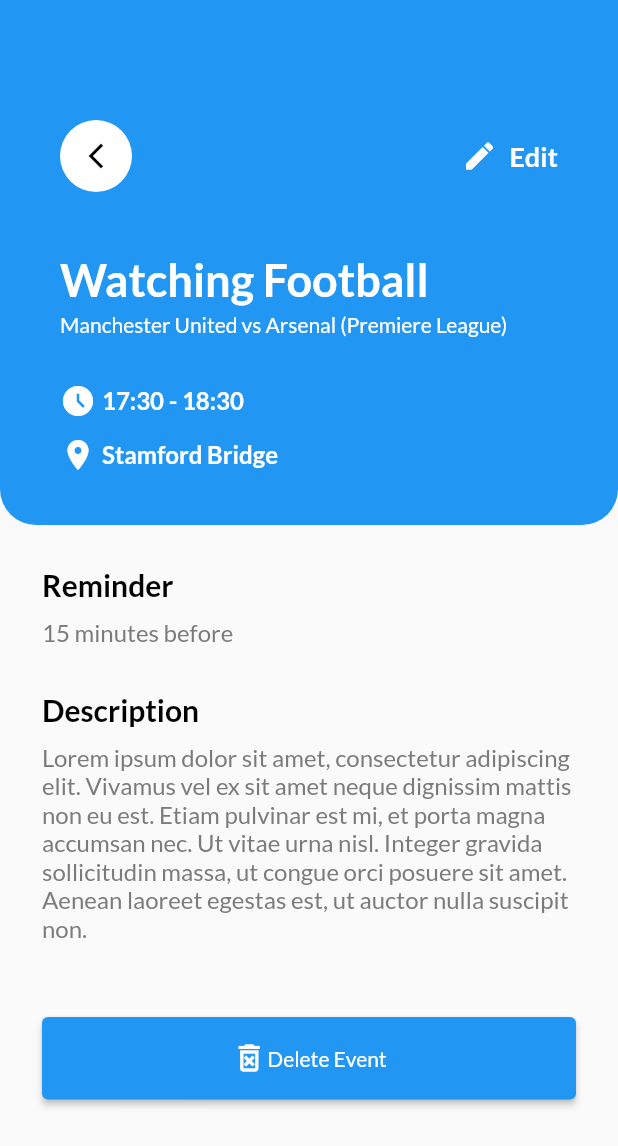
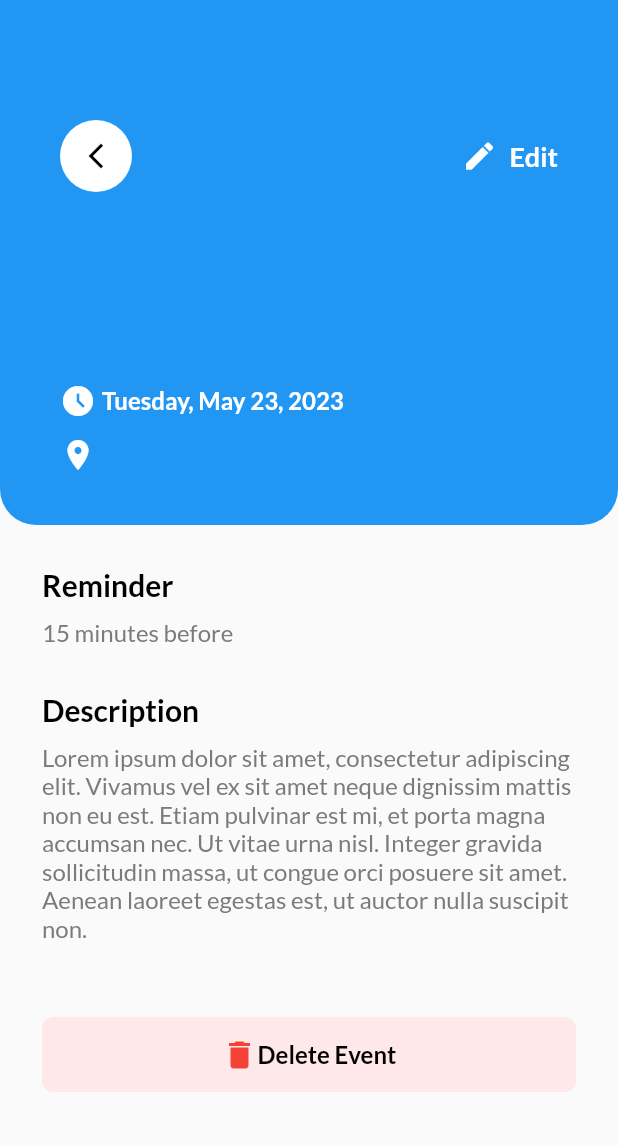
Before and after one commit to l1katgamedev/aliftech_test, a Flutter app: the DetailScreen screen opened directly with empty values, on a phone screen of 412 x 824 dp. Shown: the top 1146 px of the screen. Run offline on Flutter 3.47's test engine with Material 2 defaults, Android fonts, the phone set to English and light mode, and no system bars; our stand-ins replace flutter_bloc, google_fonts, sqflite; accounts and stored records are empty.

Commit message:
third commit

```diff
--- a/lib/core/utils.dart
+++ b/lib/core/utils.dart
@@ -6,7 +6,6 @@
   }
 }
 
-
-void abc (DateTime other) {
+void abc(DateTime other) {
   log("${other.year}");
 }
--- a/lib/presentation/blocs/home/home_bloc.dart
+++ b/lib/presentation/blocs/home/home_bloc.dart
@@ -18,7 +18,7 @@
 
         emit(LoadedHomeState(response));
       } catch (e, s) {
-        logger.e('Error during with createEvent $e $s');
+        logger.e('Error during loading Events $e $s');
         emit(ErrorHomeState(e.toString()));
       }
     });
--- a/lib/presentation/screens/detail_screen.dart
+++ b/lib/presentation/screens/detail_screen.dart
@@ -5,6 +5,7 @@
 import 'package:aliftech_test/presentation/blocs/home/home_bloc.dart';
 import 'package:flutter/material.dart';
 import 'package:flutter_bloc/flutter_bloc.dart';
+import 'package:intl/intl.dart';
 
 class DetailScreen extends StatefulWidget {
   final DayEvent item;
@@ -28,7 +29,7 @@
           }
 
           if (state is ErrorDeleteEventState) {
-            log("${'Error delete event'}");
+            log('Error on deleting event');
           }
         },
         child: SafeArea(
@@ -64,8 +65,8 @@
                             onPressed: () => Navigator.pop(context),
                           ),
                         ),
-                        const Row(
-                          children: [
+                        Row(
+                          children: const [
                             Icon(
                               Icons.edit,
                               color: Colors.white,
@@ -80,42 +81,42 @@
                       ],
                     ),
                     const SizedBox(height: 40),
-                    const Column(
+                    Column(
                       crossAxisAlignment: CrossAxisAlignment.start,
                       children: [
                         Text(
-                          'Watching Football ',
-                          style: TextStyle(
+                          widget.item.name,
+                          style: const TextStyle(
                             fontSize: 30,
                             fontWeight: FontWeight.w700,
                             color: Colors.white,
                           ),
                         ),
-                        SizedBox(height: 4),
+                        const SizedBox(height: 4),
                         Text(
-                          'Manchester United vs Arsenal (Premiere League)',
-                          style: TextStyle(
+                          widget.item.description,
+                          style: const TextStyle(
                             fontSize: 14,
                             fontWeight: FontWeight.w400,
                             color: Colors.white,
                           ),
                         ),
-                        SizedBox(height: 30),
+                        const SizedBox(height: 30),
                         Column(
                           mainAxisAlignment: MainAxisAlignment.start,
                           crossAxisAlignment: CrossAxisAlignment.start,
                           children: [
                             Row(
                               children: [
-                                Icon(
+                                const Icon(
                                   Icons.access_time_filled_sharp,
                                   size: 24,
                                   color: Colors.white,
                                 ),
-                                SizedBox(width: 4),
+                                const SizedBox(width: 4),
                                 Text(
-                                  '17:30 - 18:30',
-                                  style: TextStyle(
+                                  DateFormat('EEEE, MMM d, yyyy').format(widget.item.dateTime),
+                                  style: const TextStyle(
                                     fontSize: 16,
                                     fontWeight: FontWeight.w600,
                                     color: Colors.white,
@@ -123,18 +124,18 @@
                                 ),
                               ],
                             ),
-                            SizedBox(height: 12),
+                            const SizedBox(height: 12),
                             Row(
                               children: [
-                                Icon(
+                                const Icon(
                                   Icons.location_on,
                                   size: 24,
                                   color: Colors.white,
                                 ),
-                                SizedBox(width: 4),
+                                const SizedBox(width: 4),
                                 Text(
-                                  'Stamford Bridge',
-                                  style: TextStyle(
+                                  widget.item.location,
+                                  style: const TextStyle(
                                     fontSize: 16,
                                     fontWeight: FontWeight.w600,
                                     color: Colors.white,
@@ -192,25 +193,42 @@
                     const SizedBox(height: 50),
                     BlocBuilder<EventBloc, EventState>(
                       builder: (context, state) {
-                        return SizedBox(
-                          height: 55.0,
+                        return Container(
+                          height: 50,
+                          width: double.infinity,
+                          decoration: BoxDecoration(
+                            borderRadius: BorderRadius.circular(8),
+                            color: const Color(0xFFFEE8E9),
+                          ),
                           child: ElevatedButton(
                             onPressed: state is DeletingEventState
                                 ? null
                                 : () {
                                     BlocProvider.of<EventBloc>(context).add(DeleteEvent(widget.item.id));
                                   },
+                            style: ElevatedButton.styleFrom(
+                                elevation: 0,
+                                backgroundColor: const Color(0xFFFEE8E9),
+                                shape: RoundedRectangleBorder(borderRadius: BorderRadius.circular(8))),
                             child: state is DeletingEventState
                                 ? const Center(
                                     child: CircularProgressIndicator(),
                                   )
-                                : const Row(
+                                : Row(
                                     mainAxisAlignment: MainAxisAlignment.center,
-                                    children: [
+                                    children: const [
                                       Icon(
-                                        Icons.delete_forever_outlined,
+                                        Icons.delete,
+                                        color: Colors.red,
                                       ),
-                                      Text('Delete Event'),
+                                      Text(
+                                        'Delete Event',
+                                        style: TextStyle(
+                                          fontWeight: FontWeight.w600,
+                                          fontSize: 16,
+                                          color: Colors.black,
+                                        ),
+                                      ),
                                     ],
                                   ),
                           ),
--- a/lib/presentation/screens/event_screen.dart
+++ b/lib/presentation/screens/event_screen.dart
@@ -245,7 +245,7 @@
                       ),
                     ],
                   ),
-                  const SizedBox(height: 100),
+                  SizedBox(height: 40,),
                   BlocBuilder<EventBloc, EventState>(
                     builder: (context, state) {
                       return Container(
@@ -279,7 +279,9 @@
                                   child: SizedBox(
                                   width: 20,
                                   height: 20,
-                                  child: CircularProgressIndicator(),
+                                  child: CircularProgressIndicator(
+                                    color: Colors.white,
+                                  ),
                                 ))
                               : const Text(
                                   'Add',
--- a/lib/presentation/widgets/color_picker.dart
+++ b/lib/presentation/widgets/color_picker.dart
@@ -50,12 +50,12 @@
                   _buildColorOption(Colors.red),
                   _buildColorOption(Colors.green),
                   _buildColorOption(Colors.blue),
-                  _buildColorOption(Colors.yellow),
+                  _buildColorOption(Colors.indigo),
                   _buildColorOption(Colors.orange),
-                  _buildColorOption(Colors.purple),
+                  _buildColorOption(Colors.teal),
                   _buildColorOption(Colors.cyan),
                   _buildColorOption(Colors.pink),
-                  _buildColorOption(Colors.brown),
+                  _buildColorOption(Colors.purple),
                   _buildColorOption(Colors.grey),
                 ],
               ),
--- a/lib/presentation/widgets/custom_calendar.dart
+++ b/lib/presentation/widgets/custom_calendar.dart
@@ -290,8 +290,8 @@
                     borderRadius: BorderRadius.circular(10),
                   ),
                 ),
-                child: const Row(
-                  children: [
+                child: Row(
+                  children: const [
                     Icon(
                       Icons.add,
                       size: 16,
```
Also changed, not shown: lib/presentation/screens/home_screen.dart (+50 -26 lines), pubspec.lock, 6 other files.
